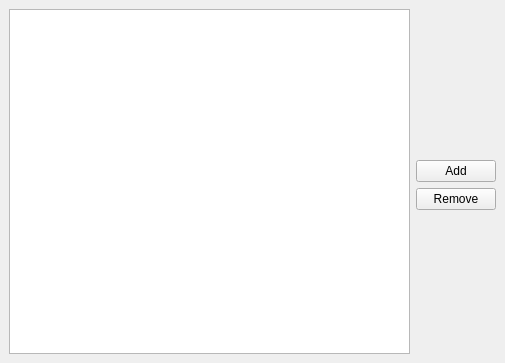
Before: the Qt Designer form ui/layersetup.ui in lgmventura/MusicaVisual, drawn with Qt 5.
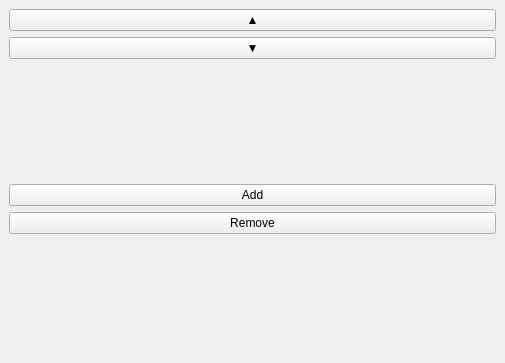
After: the same form once the commit is applied.

Patch:
```diff
--- a/ui/layersetup.ui
+++ b/ui/layersetup.ui
@@ -18,11 +18,8 @@
   </property>
   <widget class="QWidget" name="dockWidgetContents">
    <layout class="QGridLayout" name="gridLayout">
-    <item row="0" column="0" rowspan="4">
-     <widget class="QTableWidget" name="tableWidget"/>
-    </item>
-    <item row="0" column="1">
-     <spacer name="verticalSpacer">
+    <item row="5" column="0">
+     <spacer name="verticalSpacer_2">
       <property name="orientation">
        <enum>Qt::Vertical</enum>
       </property>
@@ -34,22 +31,36 @@
       </property>
      </spacer>
     </item>
-    <item row="1" column="1">
-     <widget class="QPushButton" name="pb_addLayer">
+    <item row="0" column="0">
+     <widget class="QPushButton" name="pb_moveUp">
       <property name="text">
-       <string>Add</string>
+       <string>▲</string>
       </property>
      </widget>
     </item>
-    <item row="2" column="1">
+    <item row="4" column="0">
      <widget class="QPushButton" name="pb_removeLayer">
       <property name="text">
        <string>Remove</string>
       </property>
      </widget>
     </item>
-    <item row="3" column="1">
-     <spacer name="verticalSpacer_2">
+    <item row="3" column="0">
+     <widget class="QPushButton" name="pb_addLayer">
+      <property name="text">
+       <string>Add</string>
+      </property>
+     </widget>
+    </item>
+    <item row="1" column="0">
+     <widget class="QPushButton" name="pb_moveDown">
+      <property name="text">
+       <string>▼</string>
+      </property>
+     </widget>
+    </item>
+    <item row="2" column="0">
+     <spacer name="verticalSpacer">
       <property name="orientation">
        <enum>Qt::Vertical</enum>
       </property>
```
